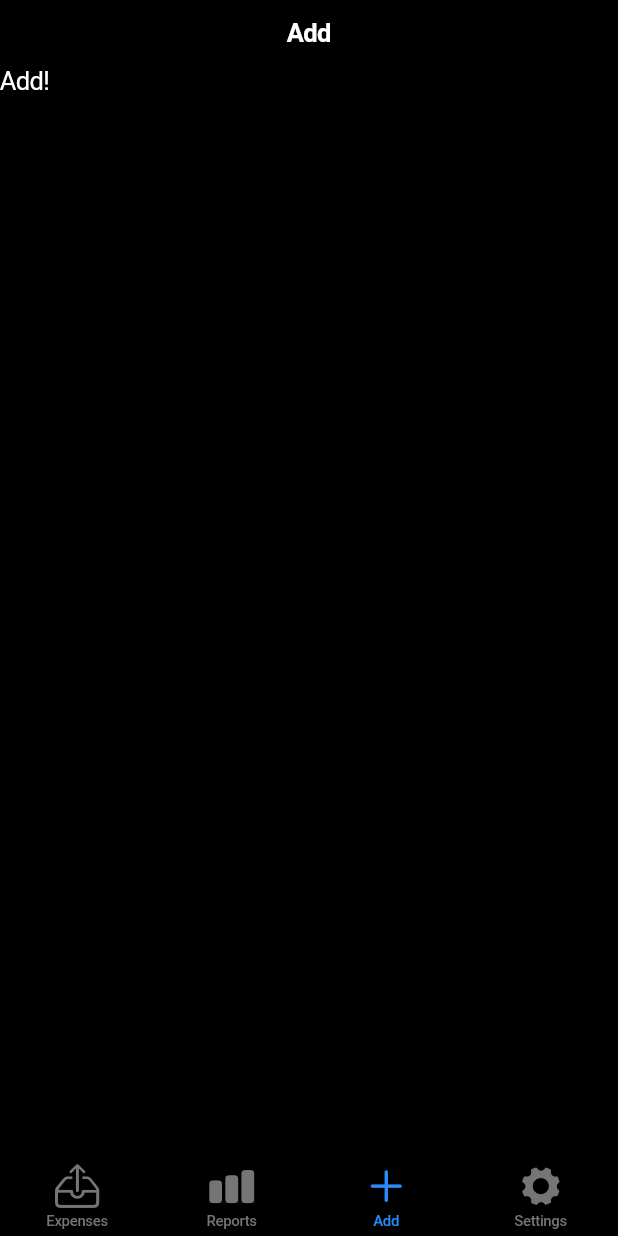
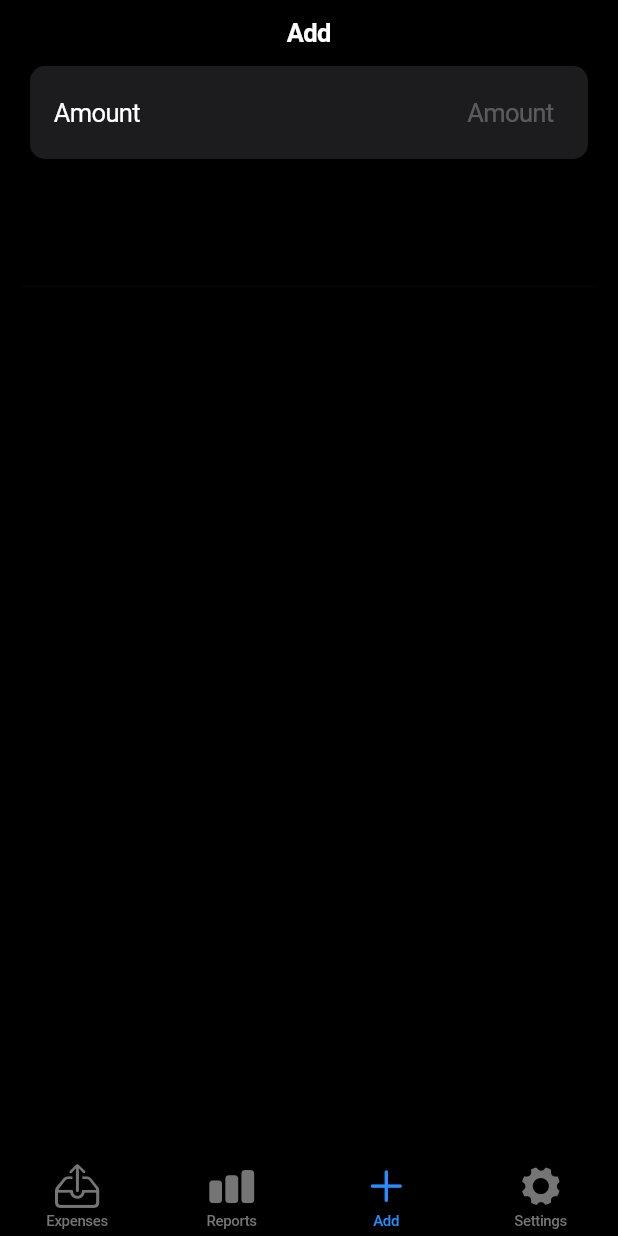
Before and after one commit to nikolovlazar/goodbyemoney-flutter, a Flutter app: the screen it shows after launch, item 3 of the bottom bar chosen, on a phone screen of 412 x 824 dp. Run offline on Flutter 3.47's test engine with Material 2 defaults, Android fonts, the phone set to English and light mode, and no system bars; missing offline and left inert: flex_color_picker.

Commit message:
refactoring + started add screen

```diff
--- a/lib/pages/add.dart
+++ b/lib/pages/add.dart
@@ -1,12 +1,70 @@
-import 'package:flutter/material.dart';
+// ignore_for_file: library_private_types_in_public_api
 
-import '../types/widgets.dart';
+import 'package:flutter/cupertino.dart';
+import 'package:goodbye_money/types/widgets.dart';
 
 class Add extends WidgetWithTitle {
   const Add({super.key}) : super(title: "Add");
 
   @override
   Widget build(BuildContext context) {
-    return const Text("Add!");
+    return const AddContent();
   }
 }
+
+class AddContent extends StatefulWidget {
+  const AddContent({super.key});
+
+  @override
+  _AddContentState createState() => _AddContentState();
+}
+
+class _AddContentState extends State<AddContent> {
+  late TextEditingController _amountController;
+
+  @override
+  void initState() {
+    super.initState();
+
+    _amountController = TextEditingController();
+  }
+
+  @override
+  Widget build(BuildContext context) {
+    return Container(
+      width: double.infinity,
+      height: 147,
+      transformAlignment: Alignment.center,
+      child: DecoratedBox(
+          decoration: BoxDecoration(
+            color: const Color.fromARGB(255, 28, 28, 30),
+            borderRadius: BorderRadius.circular(16),
+          ),
+          child: CupertinoFormSection.insetGrouped(children: [
+            DecoratedBox(
+              decoration: const BoxDecoration(),
+              child: CupertinoFormRow(
+                prefix: const Text("Amount",
+                    style:
+                        TextStyle(color: Color.fromARGB(255, 255, 255, 255))),
+                helper: null,
+                padding: const EdgeInsets.fromLTRB(16, 14, 16, 14),
+                child: CupertinoTextField.borderless(
+                  placeholder: "Amount",
+                  controller: _amountController,
+                  keyboardType: const TextInputType.numberWithOptions(
+                    decimal: true,
+                  ),
+                  textAlign: TextAlign.end,
+                  textInputAction: TextInputAction.continueAction,
+                  style: const TextStyle(
+                    color: Color.fromARGB(255, 255, 255, 255),
+                    backgroundColor: Color.fromARGB(0, 0, 0, 0),
+                  ),
+                ),
+              ),
+            ),
+          ])),
+    );
+  }
+}
--- a/lib/pages/categories.dart
+++ b/lib/pages/categories.dart
@@ -73,7 +73,9 @@ class _CategoriesState extends State<Categories> {
                         helper: null,
                         padding: const EdgeInsets.fromLTRB(16, 14, 16, 14),
                         child: Container()),
-                      )))
+                  ),
+                ),
+              ),
             ])),
             SafeArea(
                 bottom: true,
--- a/lib/pages/settings.dart
+++ b/lib/pages/settings.dart
@@ -1,5 +1,4 @@
 import 'package:flutter/cupertino.dart';
-import 'package:flutter/material.dart';
 
 import '../pages/categories.dart';
 import '../types/widgets.dart';
@@ -53,13 +52,14 @@ class Settings extends WidgetWithTitle {
                         prefix: Text(items[index].label,
                             style: TextStyle(
                                 color: items[index].isDestructive
-                                    ? Colors.red
-                                    : Colors.white)),
+                                    ? const Color.fromARGB(255, 255, 69, 58)
+                                    : const Color.fromARGB(
+                                        255, 255, 255, 255))),
                         helper: null,
                         padding: const EdgeInsets.fromLTRB(16, 14, 16, 14),
                         child: items[index].isDestructive
                             ? Container()
-                            : const Icon(Icons.keyboard_arrow_right_sharp),
+                            : const Icon(CupertinoIcons.chevron_right),
                       ),
                     )))
           ])),
```
Lines whose indentation alone changed are shown as unchanged.
